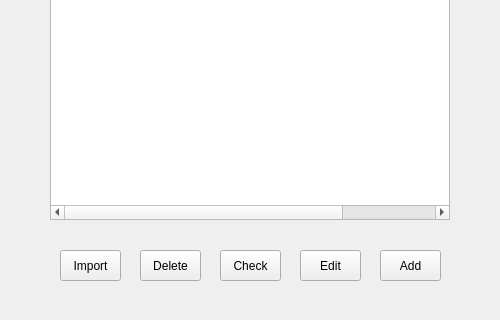
Above: TasksManager/mainwindow.ui from zhan2511/TaskManager before the change; both pictures show x 0 to 500 and y 380 to 700 of the 500 by 700 pixel window. Below: the same form after it.
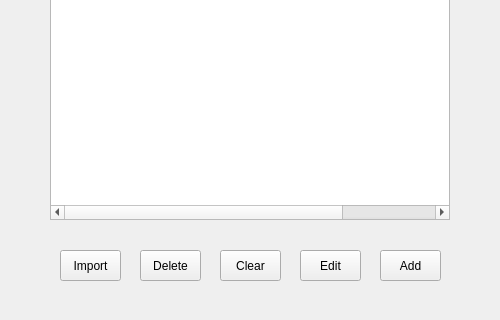
That is the form after the change.

Diff of the .ui file:
```diff
--- a/TasksManager/mainwindow.ui
+++ b/TasksManager/mainwindow.ui
@@ -126,7 +126,7 @@
      </rect>
     </property>
     <property name="text">
-     <string>Check</string>
+     <string>Clear</string>
     </property>
    </widget>
    <widget class="QPushButton" name="Add">
```
Left out of the diff: 2 changed lines with no effect on the pictures.
